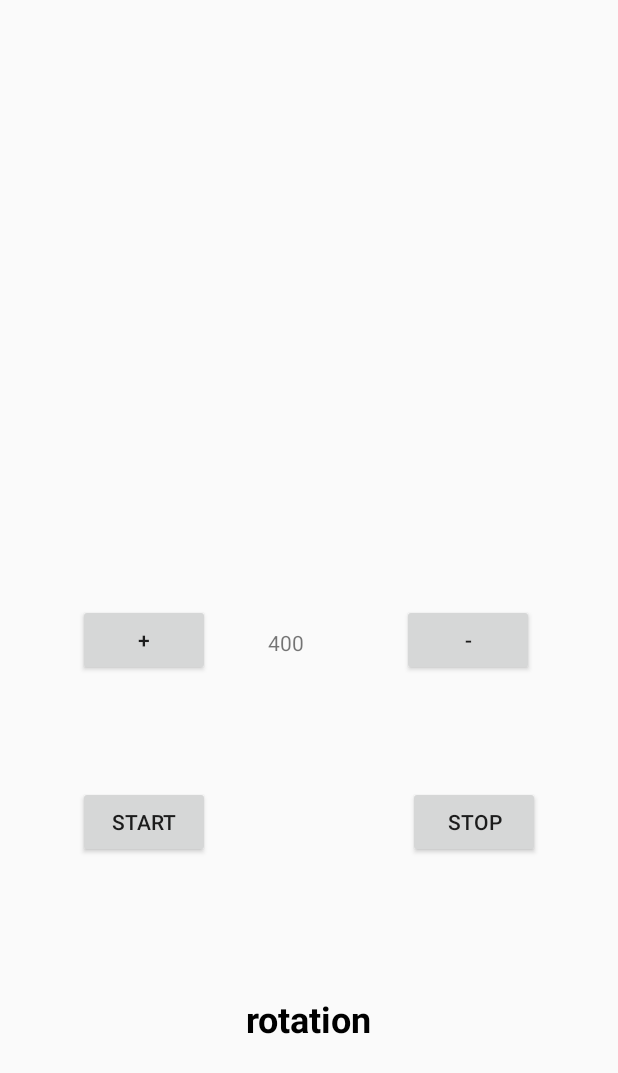
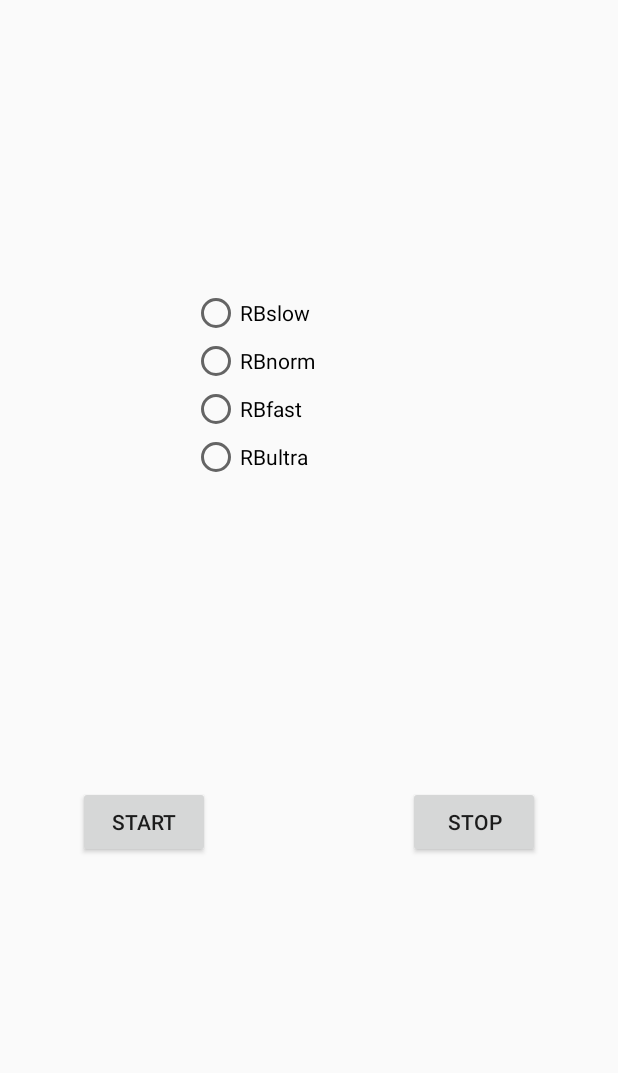
Before and after one commit to Sigerus/DiplomTany, an Android app: the MainActivity screen opened directly, with no data from a screen before it, on a phone screen of 412 x 824 dp. Shown: the top 1073 px of the screen. Run offline under Robolectric (Android 15) with nearby library versions, the phone set to English and light mode, and no system bars; 1 statement that could not run was skipped.

Commit message:
0.983 (запись в файл) + углы эйлера new + магнитометр + гироскоп + акселерометр + регулирование скорости сенсоров

```diff
--- a/app/src/main/res/layout/mainscreen.xml
+++ b/app/src/main/res/layout/mainscreen.xml
@@ -1,6 +1,5 @@
 <?xml version="1.0" encoding="utf-8"?>
-<androidx.constraintlayout.widget.ConstraintLayout
-    xmlns:android="http://schemas.android.com/apk/res/android"
+<androidx.constraintlayout.widget.ConstraintLayout xmlns:android="http://schemas.android.com/apk/res/android"
     xmlns:app="http://schemas.android.com/apk/res-auto"
     xmlns:tools="http://schemas.android.com/tools"
     android:layout_width="match_parent"
@@ -11,94 +10,54 @@
         android:layout_width="wrap_content"
         android:layout_height="wrap_content"
         android:layout_marginStart="52dp"
-        android:layout_marginLeft="52dp"
         android:layout_marginBottom="252dp"
         android:text="Start"
         app:layout_constraintBottom_toBottomOf="parent"
         app:layout_constraintStart_toStartOf="parent" />
-
-    <TextView
-        android:id="@+id/tv"
-        android:layout_width="wrap_content"
-        android:layout_height="wrap_content"
-        android:text="rotation"
-        android:textColor="@android:color/background_dark"
-        android:textSize="24sp"
-        android:textStyle="bold"
-        app:layout_constraintBottom_toBottomOf="parent"
-        app:layout_constraintEnd_toEndOf="parent"
-        app:layout_constraintStart_toStartOf="parent"
-        app:layout_constraintTop_toTopOf="parent"
-        app:layout_constraintVertical_bias="0.837" />
 
     <Button
         android:id="@+id/stoplog"
         android:layout_width="wrap_content"
         android:layout_height="wrap_content"
         android:layout_marginEnd="52dp"
-        android:layout_marginRight="52dp"
         android:layout_marginBottom="252dp"
         android:text="stop"
         app:layout_constraintBottom_toBottomOf="parent"
         app:layout_constraintEnd_toEndOf="parent" />
 
-    <TextView
-        android:id="@+id/zolupa"
-        android:layout_width="wrap_content"
-        android:layout_height="wrap_content"
-        android:layout_marginEnd="120dp"
-        android:layout_marginRight="120dp"
-        android:layout_marginBottom="136dp"
-        app:layout_constraintBottom_toBottomOf="parent"
-        app:layout_constraintEnd_toEndOf="parent" />
+    <RadioGroup
+        android:id="@+id/RGspeed"
+        android:layout_width="156dp"
+        android:layout_height="139dp"
+        app:layout_constraintBottom_toTopOf="@+id/startlog"
+        app:layout_constraintEnd_toEndOf="parent"
+        app:layout_constraintHorizontal_bias="0.5"
+        app:layout_constraintStart_toStartOf="parent"
+        app:layout_constraintTop_toTopOf="parent">
 
-    <Button
-        android:id="@+id/periodup"
-        android:layout_width="wrap_content"
-        android:layout_height="wrap_content"
-        android:layout_marginStart="52dp"
-        android:layout_marginLeft="52dp"
-        android:text="+"
-        app:layout_constraintBottom_toBottomOf="parent"
-        app:layout_constraintStart_toStartOf="parent"
-        app:layout_constraintTop_toTopOf="parent"
-        app:layout_constraintVertical_bias="0.519" />
+        <RadioButton
+            android:id="@+id/RBslow"
+            android:layout_width="match_parent"
+            android:layout_height="wrap_content"
+            android:text="RBslow" />
 
-    <Button
-        android:id="@+id/perioddown"
-        android:layout_width="wrap_content"
-        android:layout_height="wrap_content"
-        android:layout_marginEnd="56dp"
-        android:layout_marginRight="56dp"
-        android:text="-"
-        app:layout_constraintBottom_toBottomOf="parent"
-        app:layout_constraintEnd_toEndOf="parent"
-        app:layout_constraintTop_toTopOf="parent"
-        app:layout_constraintVertical_bias="0.519" />
+        <RadioButton
+            android:id="@+id/RBnorm"
+            android:layout_width="match_parent"
+            android:layout_height="wrap_content"
+            android:text="RBnorm" />
 
-    <ImageView
-        android:id="@+id/iv"
-        android:layout_width="258dp"
-        android:layout_height="24dp"
-        app:layout_constraintBottom_toTopOf="@+id/tv"
-        app:layout_constraintEnd_toEndOf="parent"
-        app:layout_constraintHorizontal_bias="0.498"
-        app:layout_constraintStart_toStartOf="parent"
-        app:layout_constraintTop_toTopOf="parent"
-        app:layout_constraintVertical_bias="0.287"
-        app:srcCompat="@color/colorPrimary"
-        android:contentDescription="TODO" />
+        <RadioButton
+            android:id="@+id/RBfast"
+            android:layout_width="match_parent"
+            android:layout_height="wrap_content"
+            android:text="RBfast" />
 
-    <TextView
-        android:id="@+id/speed"
-        android:layout_width="wrap_content"
-        android:layout_height="wrap_content"
-        android:text="speed"
-        app:layout_constraintBottom_toTopOf="@+id/tv"
-        app:layout_constraintEnd_toEndOf="parent"
-        app:layout_constraintHorizontal_bias="0.461"
-        app:layout_constraintStart_toStartOf="parent"
-        app:layout_constraintTop_toBottomOf="@+id/iv"
-        app:layout_constraintVertical_bias="0.485" />
+        <RadioButton
+            android:id="@+id/RBultra"
+            android:layout_width="match_parent"
+            android:layout_height="wrap_content"
+            android:text="RBultra" />
+    </RadioGroup>
 
 </androidx.constraintlayout.widget.ConstraintLayout>
```
Also changed, not shown: app/src/main/java/com/example/axelerometr/MainActivity.java (+94 -34 lines).
